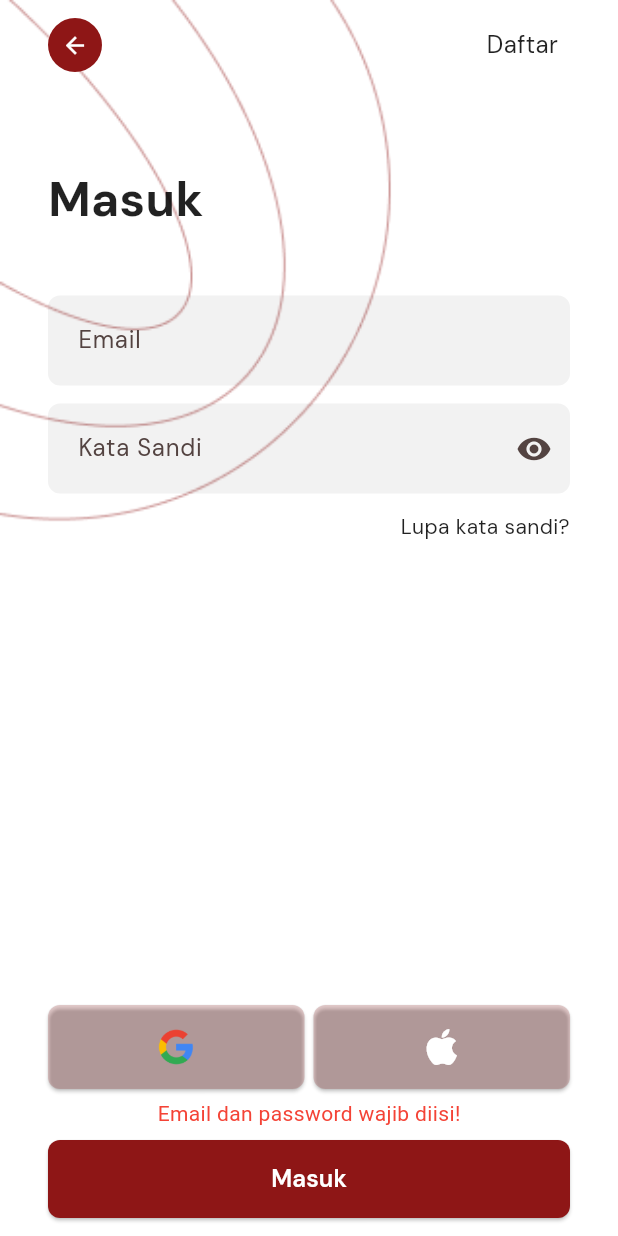
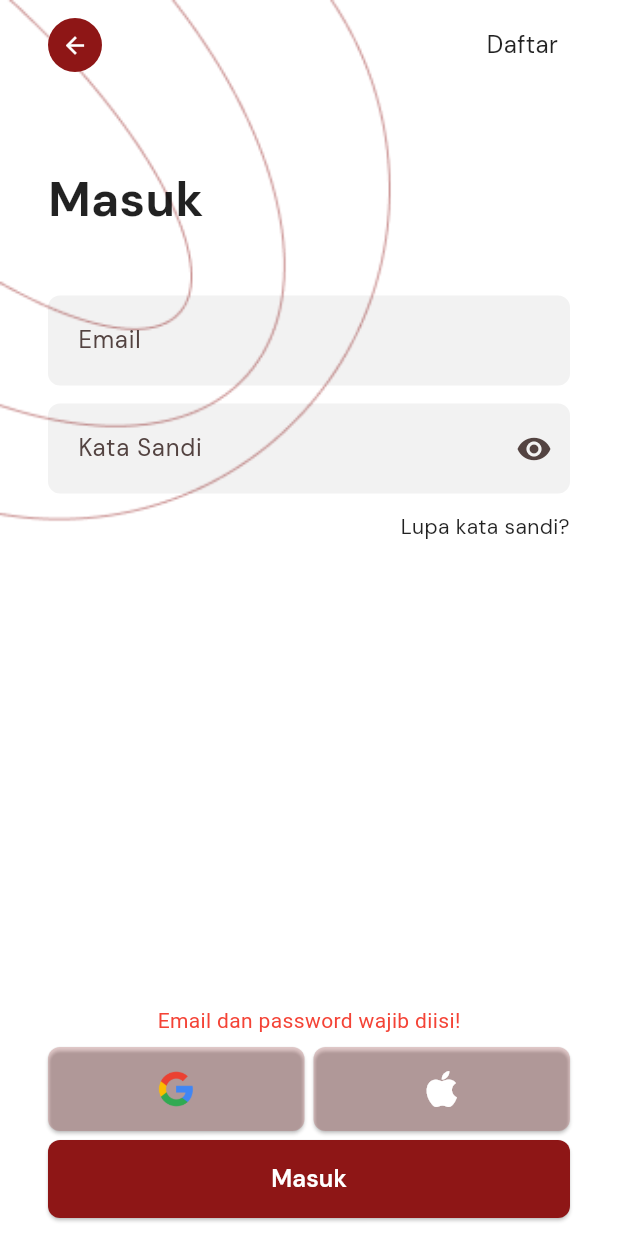
Before and after one commit to Ilyessin12/heartbite_app, a Flutter app: the LoginPage screen opened directly, after a tap on "Masuk", on a phone screen of 412 x 824 dp. Run offline on Flutter 3.47's test engine with Material 3 defaults, Android fonts, the phone set to English and light mode, and no system bars; our stand-ins replace flutter_dotenv, google_fonts, image_picker, shared_preferences, solar_icons, sqflite and 2 more; missing offline and left inert: cloudinary_public, iconoir_flutter; accounts and stored records are empty.

Commit message:
fixing error message

```diff
--- a/lib/login-register/login.dart
+++ b/lib/login-register/login.dart
@@ -188,6 +188,20 @@ class _LoginPageState extends State<LoginPage> {
                         Column(
                           mainAxisAlignment: MainAxisAlignment.end,
                           children: [
+                            if (_statusMessage.isNotEmpty)
+                              Padding(
+                                padding: const EdgeInsets.only(bottom: 8.0),
+                                child: Text(
+                                  _statusMessage,
+                                  style: TextStyle(
+                                    color:
+                                        _statusMessage.contains('berhasil')
+                                            ? Colors.green
+                                            : Colors.red,
+                                    fontSize: 14,
+                                  ),
+                                ),
+                              ),
                             Row(
                               mainAxisAlignment: MainAxisAlignment.spaceEvenly,
                               children: [
@@ -250,20 +264,6 @@ class _LoginPageState extends State<LoginPage> {
                               ],
                             ),
                             SizedBox(height: 6),
-                            if (_statusMessage.isNotEmpty)
-                              Padding(
-                                padding: const EdgeInsets.only(bottom: 8.0),
-                                child: Text(
-                                  _statusMessage,
-                                  style: TextStyle(
-                                    color:
-                                        _statusMessage.contains('berhasil')
-                                            ? Colors.green
-                                            : Colors.red,
-                                    fontSize: 14,
-                                  ),
-                                ),
-                              ),
                             SizedBox(
                               width: double.infinity,
                               height: 52,
@@ -294,22 +294,36 @@ class _LoginPageState extends State<LoginPage> {
                                         _statusMessage = 'Login berhasil!';
                                       });
                                       // Redirect ke HomePage
-                                      Navigator.pushReplacement(
+                                      Navigator.pushAndRemoveUntil(
                                         context,
-                                        MaterialPageRoute(
-                                          builder: (_) => const HomePage(),
-                                        ),
+                                        MaterialPageRoute(builder: (_) => const HomePage()),
+                                        (route) => false,
                                       );
                                     } else {
                                       setState(() {
                                         _statusMessage =
-                                            'Login gagal: User tidak ditemukan.';
+                                            'Email atau kata sandi salah';
                                       });
                                     }
                                   } catch (e) {
-                                    setState(() {
-                                      _statusMessage = 'Login gagal: $e';
-                                    });
+                                    final errorMsg = e.toString().toLowerCase();
+                                    if (errorMsg.contains(
+                                          'invalid login credentials',
+                                        ) ||
+                                        errorMsg.contains(
+                                          'invalid email or password',
+                                        ) ||
+                                        errorMsg.contains('email not found') ||
+                                        errorMsg.contains('invalid password')) {
+                                      setState(() {
+                                        _statusMessage =
+                                            'Email atau kata sandi salah';
+                                      });
+                                    } else {
+                                      setState(() {
+                                        _statusMessage = 'Login gagal';
+                                      });
+                                    }
                                   }
                                 },
                                 style: ElevatedButton.styleFrom(
```
Also changed, not shown: lib/login-register/register.dart (+24 -75 lines).
